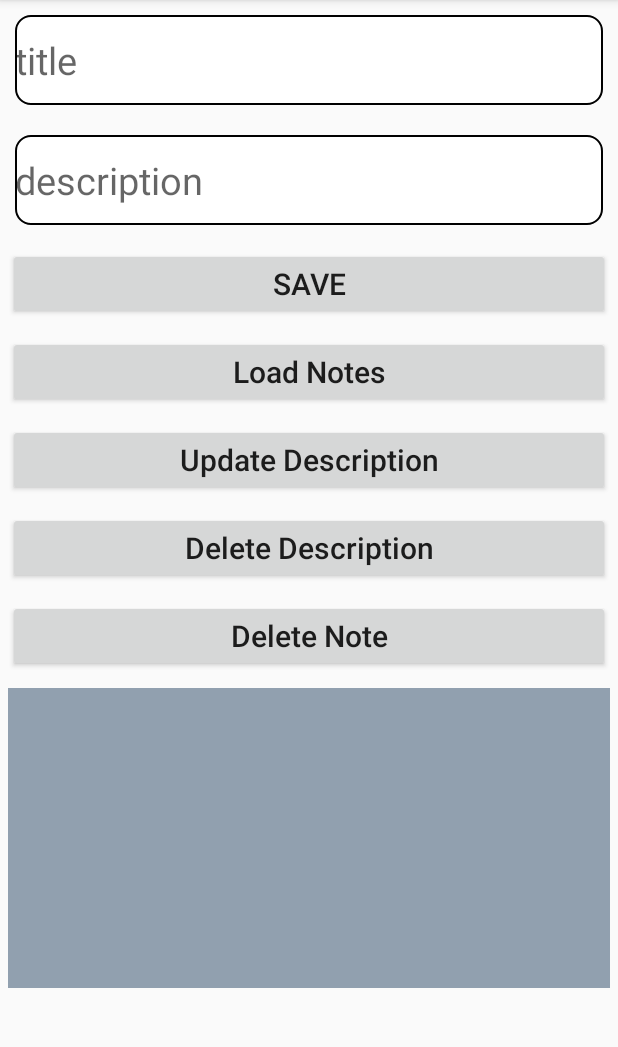
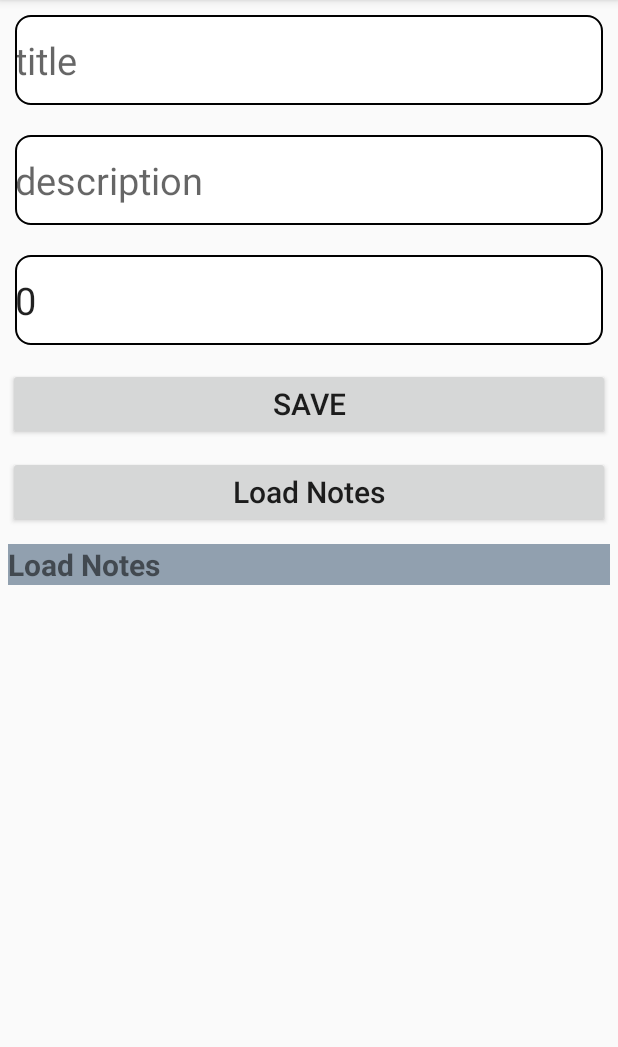
Before and after one commit to tamzidpeace/FireStore00, an Android app: the screen it shows after launch (MainActivity), after a tap on "Load Notes", on a phone screen of 412 x 824 dp, the part 84-1131 px from its top. Run offline under Robolectric (Android 15) with nearby library versions, the phone set to English and light mode, and no system bars; our stand-ins replace Firebase (no records; nobody signed in at launch, a user with empty details on screens opened directly); 1 other tap on this screen came first.

Commit message:
added pagination

```diff
--- a/app/src/main/java/com/example/arafat/firestore00/MainActivity.java
+++ b/app/src/main/java/com/example/arafat/firestore00/MainActivity.java
@@ -1,24 +1,22 @@
 package com.example.arafat.firestore00;
 
-
-import android.annotation.SuppressLint;
-import android.support.annotation.NonNull;
 import android.support.v7.app.AppCompatActivity;
 import android.os.Bundle;
-import android.util.Log;
 import android.view.View;
 import android.widget.EditText;
 import android.widget.TextView;
-import android.widget.Toast;
 
-import com.google.android.gms.tasks.OnFailureListener;
 import com.google.android.gms.tasks.OnSuccessListener;
+import com.google.firebase.firestore.CollectionReference;
 import com.google.firebase.firestore.DocumentReference;
 import com.google.firebase.firestore.DocumentSnapshot;
 import com.google.firebase.firestore.EventListener;
 import com.google.firebase.firestore.FieldValue;
 import com.google.firebase.firestore.FirebaseFirestore;
 import com.google.firebase.firestore.FirebaseFirestoreException;
+import com.google.firebase.firestore.Query;
+import com.google.firebase.firestore.QueryDocumentSnapshot;
+import com.google.firebase.firestore.QuerySnapshot;
 import com.google.firebase.firestore.SetOptions;
 
 import java.util.HashMap;
@@ -26,16 +24,14 @@ import java.util.Map;
 
 public class MainActivity extends AppCompatActivity {
 
-    private static final String TAG = "MainActivity";
-    private static final String KEY_TITLE = "title";
-    private static final String KEY_DESCRIPTION = "description";
 
-    private EditText titleEditText, descriptionEditText;
+    private EditText titleEditText, descriptionEditText, priorityEditText;
     private TextView loadNotesTextView;
 
     private FirebaseFirestore db = FirebaseFirestore.getInstance();
     private DocumentReference noteRef = db.collection("Notebook").document("My First Note");
-
+    private CollectionReference notebookRef = db.collection("Notebook");
+    private DocumentSnapshot lastResult;
 
     @Override
     protected void onCreate(Bundle savedInstanceState) {
@@ -45,37 +41,40 @@ public class MainActivity extends AppCompatActivity {
 
         titleEditText = findViewById(R.id.title_edit_text);
         descriptionEditText = findViewById(R.id.description_edit_text);
+        priorityEditText = findViewById(R.id.priority_edit_text);
         loadNotesTextView = findViewById(R.id.load_notes_text_view);
     }
 
-    @Override
+   /* @Override
     protected void onStart() {
         super.onStart();
 
-        noteRef.addSnapshotListener(this, new EventListener<DocumentSnapshot>() {
-            @SuppressLint("SetTextI18n")
+        notebookRef.addSnapshotListener(this, new EventListener<QuerySnapshot>() {
             @Override
-            public void onEvent(DocumentSnapshot documentSnapshot, FirebaseFirestoreException e) {
+            public void onEvent(QuerySnapshot queryDocumentSnapshots, FirebaseFirestoreException e) {
 
-                if (e != null) {
-                    Toast.makeText(MainActivity.this, "error while loading", Toast.LENGTH_SHORT).show();
-                    Log.d(TAG, "onEvent: " + e.toString());
+                String data = "";
+
+                for (QueryDocumentSnapshot documentSnapshot : queryDocumentSnapshots) {
+
+                    Notes notes = documentSnapshot.toObject(Notes.class);
+                    notes.setDocumentID(documentSnapshot.getId());
+
+                    String documentID = notes.getDocumentID();
+                    String title = notes.getTitle();
+                    String desc = notes.getDescription();
+                    int priority = notes.getPriority();
+
+                    data = data + ("DocumentID: " + documentID + "\nTitle: " + title + "\nDescription: " + desc +
+                            "\nPriority: " + priority + "\n\n");
+
                 }
 
-                if (documentSnapshot.exists()) {
-
-                    Notes notes = documentSnapshot.toObject(Notes.class);
-
-                    String title = notes.getTitle();
-                    String description = notes.getDescription();
-                    loadNotesTextView.setText("Title: " + title + "\n" + "Description: " + description);
-                } else {
-                    loadNotesTextView.setText("");
-                }
+                loadNotesTextView.setText(data);
 
             }
         });
-    }
+    }*/
 
 
     public void saveNote(View view) {
@@ -83,60 +82,69 @@ public class MainActivity extends AppCompatActivity {
         String title = titleEditText.getText().toString().trim();
         String description = descriptionEditText.getText().toString().trim();
 
-        //Toast.makeText(this, title + " " + description, Toast.LENGTH_SHORT).show();
+        if (priorityEditText.length() == 0) {
+            priorityEditText.setText("0");
+        }
 
-        /*Map<String, Object> note = new HashMap<>();
-        note.put(KEY_TITLE, title);
-        note.put(KEY_DESCRIPTION, description);*/
+        int priority = Integer.parseInt(priorityEditText.getText().toString());
 
-        Notes note = new Notes(title, description);
+        Notes note = new Notes(title, description, priority);
 
 
-        db.collection("Notebook").document("My First Note").set(note)
-                .addOnSuccessListener(new OnSuccessListener<Void>() {
-                    @Override
-                    public void onSuccess(Void aVoid) {
-                        Toast.makeText(MainActivity.this, "Note Saved", Toast.LENGTH_SHORT).show();
-                    }
-                });
+        notebookRef.add(note);
 
     }
 
 
     public void loadNotes(View view) {
+        Query query;
 
+        if (lastResult == null) {
+            query = notebookRef.orderBy("priority")
+                    .limit(3);
+        } else {
+            query = notebookRef.orderBy("priority")
+                    .startAfter(lastResult)
+                    .limit(3);
+        }
+        query
+                .get()
+                .addOnSuccessListener(new OnSuccessListener<QuerySnapshot>() {
+                    @Override
+                    public void onSuccess(QuerySnapshot queryDocumentSnapshots) {
+                        String data = "";
 
-        noteRef.get()
-                .addOnSuccessListener(new OnSuccessListener<DocumentSnapshot>() {
-                    @SuppressLint("SetTextI18n")
-                    @Override
-                    public void onSuccess(DocumentSnapshot documentSnapshot) {
-
-                        if (documentSnapshot.exists()) {
+                        for (QueryDocumentSnapshot documentSnapshot : queryDocumentSnapshots) {
 
                             Notes notes = documentSnapshot.toObject(Notes.class);
+                            notes.setDocumentID(documentSnapshot.getId());
 
+                            String documentID = notes.getDocumentID();
                             String title = notes.getTitle();
-                            String description = notes.getDescription();
-                            loadNotesTextView.setText("Title: " + title + "\n" + "Description: " + description);
+                            String desc = notes.getDescription();
+                            int priority = notes.getPriority();
 
-                        } else {
-                            Toast.makeText(MainActivity.this, "Document does not exist", Toast.LENGTH_SHORT).show();
+                            data = data + ("DocumentID: " + documentID + "\nTitle: " + title + "\nDescription: " + desc +
+                                    "\nPriority: " + priority + "\n\n");
+
                         }
 
-                    }
-                })
-                .addOnFailureListener(new OnFailureListener() {
-                    @Override
-                    public void onFailure(@NonNull Exception e) {
-                        Toast.makeText(MainActivity.this, "Error: " + e, Toast.LENGTH_SHORT).show();
+                        if (queryDocumentSnapshots.size() > 0) {
+                            data += "____________\n\n";
+                            loadNotesTextView.append(data);
+
+                            lastResult = queryDocumentSnapshots.getDocuments()
+                                    .get(queryDocumentSnapshots.size() - 1);
+
+                        }
 
                     }
                 });
     }
 
 
-    public void updateDescription(View view) {
+    // this three method don't work now. because I remove these functionality
+   /* public void updateDescription(View view) {
 
         String updateDesc = descriptionEditText.getText().toString().trim();
 
@@ -153,5 +161,5 @@ public class MainActivity extends AppCompatActivity {
 
     public void deleteNote(View view) {
         noteRef.delete();
-    }
+    }*/
 }
--- a/app/src/main/res/layout/activity_main.xml
+++ b/app/src/main/res/layout/activity_main.xml
@@ -1,6 +1,5 @@
 <?xml version="1.0" encoding="utf-8"?>
-<LinearLayout
-    xmlns:android="http://schemas.android.com/apk/res/android"
+<LinearLayout xmlns:android="http://schemas.android.com/apk/res/android"
     xmlns:tools="http://schemas.android.com/tools"
     android:layout_width="match_parent"
     android:layout_height="match_parent"
@@ -12,18 +11,29 @@
         android:layout_width="match_parent"
         android:layout_height="60dp"
         android:layout_margin="10dp"
+        android:background="@drawable/shape"
         android:hint="@string/title"
         android:textSize="25sp"
-        android:background="@drawable/shape"
-        tools:ignore="Autofill,TextFields"/>
+        tools:ignore="Autofill,TextFields" />
 
     <EditText
         android:id="@+id/description_edit_text"
         android:layout_width="match_parent"
         android:layout_height="60dp"
         android:layout_margin="10dp"
+        android:background="@drawable/shape"
         android:hint="@string/description"
         android:textSize="25sp"
+        tools:ignore="Autofill,TextFields" />
+
+    <EditText
+        android:id="@+id/priority_edit_text"
+        android:layout_width="match_parent"
+        android:layout_height="60dp"
+        android:layout_margin="10dp"
+        android:hint="@string/priority"
+        android:textSize="25sp"
+        android:inputType="number"
         android:background="@drawable/shape"
         tools:ignore="Autofill,TextFields" />
 
@@ -32,56 +42,35 @@
         android:layout_width="match_parent"
         android:layout_height="wrap_content"
         android:layout_margin="5dp"
+        android:onClick="saveNote"
         android:text="@string/save"
-        android:textSize="20sp"
-        android:onClick="saveNote"/>
+        android:textSize="20sp" />
 
     <Button
         android:id="@+id/load_notes_button"
         android:layout_width="match_parent"
         android:layout_height="wrap_content"
         android:layout_margin="5dp"
+        android:onClick="loadNotes"
         android:text="@string/load_notes"
         android:textAllCaps="false"
-        android:textSize="20sp"
-        android:onClick="loadNotes"/>
+        android:textSize="20sp" />
 
-    <Button
+    <android.support.v4.widget.NestedScrollView
         android:layout_width="match_parent"
-        android:layout_height="wrap_content"
-        android:layout_margin="5dp"
-        android:text="Update Description"
-        android:textAllCaps="false"
-        android:textSize="20sp"
-        android:onClick="updateDescription"/>
-
-    <Button
-        android:layout_width="match_parent"
-        android:layout_height="wrap_content"
-        android:layout_margin="5dp"
-        android:text="Delete Description"
-        android:textAllCaps="false"
-        android:textSize="20sp"
-        android:onClick="deleteDescription"/>
-
-    <Button
-        android:layout_width="match_parent"
-        android:layout_height="wrap_content"
-        android:layout_margin="5dp"
-        android:text="Delete Note"
-        android:textAllCaps="false"
-        android:textSize="20sp"
-        android:onClick="deleteNote"/>
+        android:layout_height="wrap_content">
 
         <TextView
             android:id="@+id/load_notes_text_view"
             android:layout_width="match_parent"
-        android:layout_height="200dp"
+            android:layout_height="wrap_content"
+            android:layout_margin="5dp"
             android:background="#91a0af"
             android:text="@string/load_notes"
             android:textAlignment="viewStart"
             android:textSize="20sp"
-        android:textStyle="bold"
-        android:layout_margin="5dp"/>
+            android:textStyle="bold" />
+
+    </android.support.v4.widget.NestedScrollView>
 
 </LinearLayout>
--- a/app/src/main/res/values/strings.xml
+++ b/app/src/main/res/values/strings.xml
@@ -4,4 +4,5 @@
     <string name="description">description</string>
     <string name="save">save</string>
     <string name="load_notes">Load Notes</string>
+    <string name="priority">priority</string>
 </resources>
```
Also changed, not shown: app/src/main/java/com/example/arafat/firestore00/Notes.java (+23 -1 lines). Lines whose indentation alone changed are shown as unchanged.
